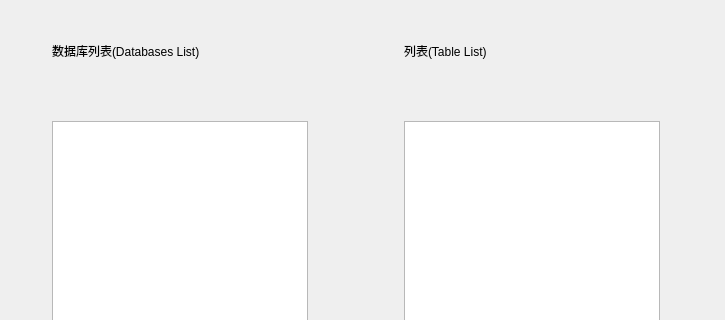
dimaystinov/Monkey_Navi, file mainwindow2.ui: the form before one commit; both pictures show x 0 to 725 and y 0 to 320 of the 725 by 664 pixel window.
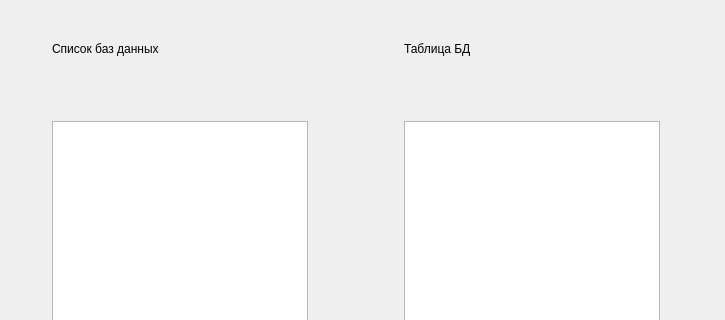
The form after the commit.

Patch:
```diff
--- a/mainwindow2.ui
+++ b/mainwindow2.ui
@@ -14,7 +14,7 @@
    <string>MainWindow</string>
   </property>
   <widget class="QWidget" name="centralwidget">
-   <widget class="QWidget" name="">
+   <widget class="QWidget" name="layoutWidget">
     <property name="geometry">
      <rect>
       <x>52</x>
@@ -29,7 +29,7 @@
        <item>
         <widget class="QLabel" name="label">
          <property name="text">
-          <string>数据库列表(Databases List)</string>
+          <string>Список баз данных</string>
          </property>
         </widget>
        </item>
@@ -82,7 +82,7 @@
        <item>
         <widget class="QLabel" name="label_2">
          <property name="text">
-          <string>列表(Table List)</string>
+          <string>Таблица БД</string>
          </property>
         </widget>
        </item>
```
Left out of the diff: 2 changed lines with no effect on the pictures.
